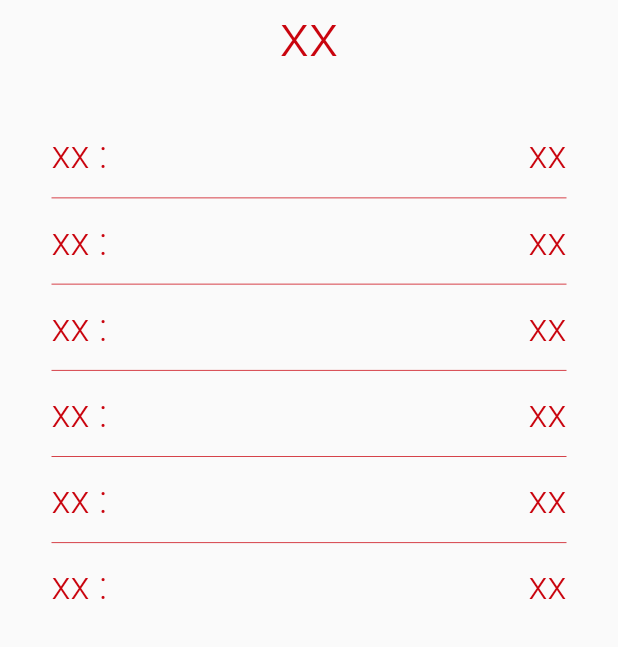
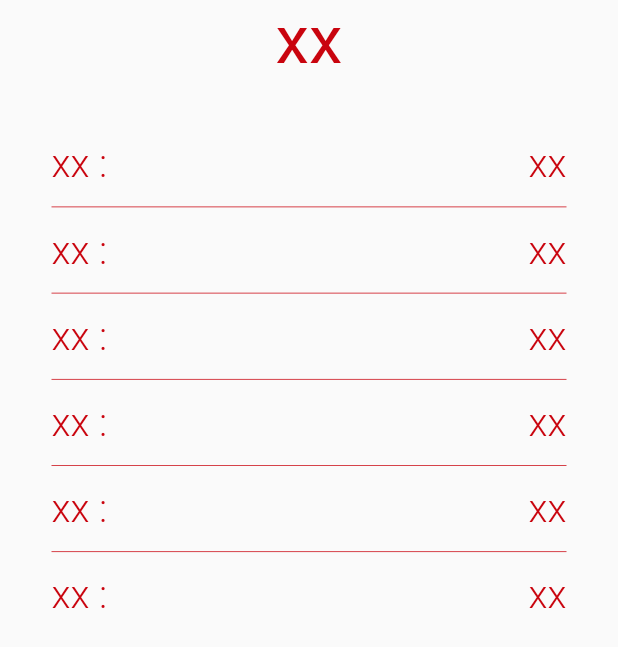
Before and after one commit to AhmetOcak/FLUTTER-Namaz-Vakti-App-TR, a Flutter app: the Section2 widget shown alone on an empty page, opened directly with empty values, on a phone screen of 412 x 824 dp. Shown: the top 647 px of the screen. Run offline on Flutter 3.47's test engine with Material 2 defaults, Android fonts, the phone set to English and light mode, and no system bars; our stand-ins replace flutter_spinkit, font_awesome_flutter, geocoding, geolocator.

Commit message:
fai added

```diff
--- a/lib/components/section2.dart
+++ b/lib/components/section2.dart
@@ -50,9 +50,9 @@ class _Section2State extends State<Section2> {
           child: Text(
             widget.cityName,
             style: const TextStyle(
-              fontSize: 40,
+              fontSize: 45,
               color: accentColor,
-              fontWeight: FontWeight.w300,
+              fontWeight: FontWeight.w400,
             ),
           ),
         ),
--- a/pubspec.yaml
+++ b/pubspec.yaml
@@ -33,6 +33,7 @@ dependencies:
   geolocator: ^8.0.0
   geocoding: ^2.0.1
   flutter_spinkit: ^5.1.0
+  font_awesome_flutter: ^9.2.0
 
   # The following adds the Cupertino Icons font to your application.
   # Use with the CupertinoIcons class for iOS style icons.
```
Also changed, not shown: lib/components/section1.dart (+11 -4 lines), pubspec.lock.
